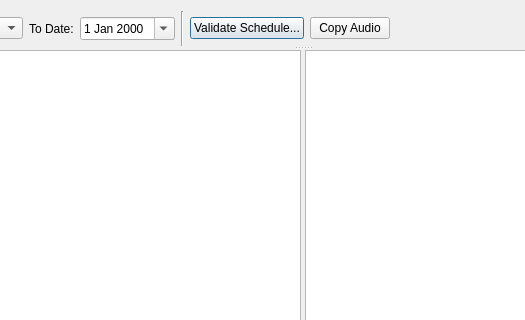
Before: the Qt Designer form view_schedule_dialog.ui in pgathogo/auto-scheduler, drawn with Qt 5; both pictures show x 282 to 807 and y 0 to 320 of the 1169 by 681 pixel window.
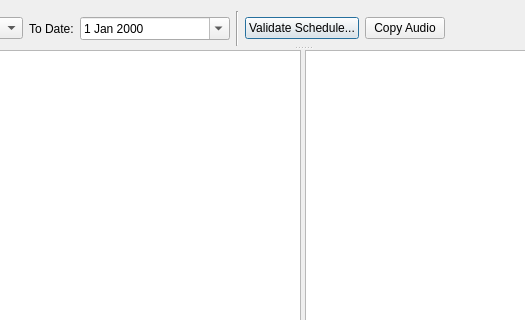
After: the same form once the commit is applied.

Commit message: Add logging and refactor UI/UX

Diff of the .ui file:
```diff
--- a/view_schedule_dialog.ui
+++ b/view_schedule_dialog.ui
@@ -56,6 +56,12 @@
        </item>
        <item>
         <widget class="QDateEdit" name="edtTo">
+         <property name="minimumSize">
+          <size>
+           <width>150</width>
+           <height>0</height>
+          </size>
+         </property>
          <property name="buttonSymbols">
           <enum>QAbstractSpinBox::UpDownArrows</enum>
          </property>
```
The commit also changes 6 other files.
